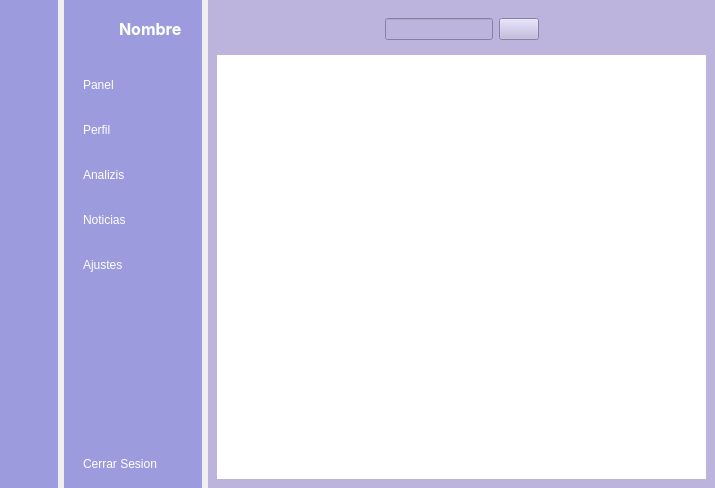
Old version of the form UI/principal.ui in the repository jondercarrero126-ve/programa-word.
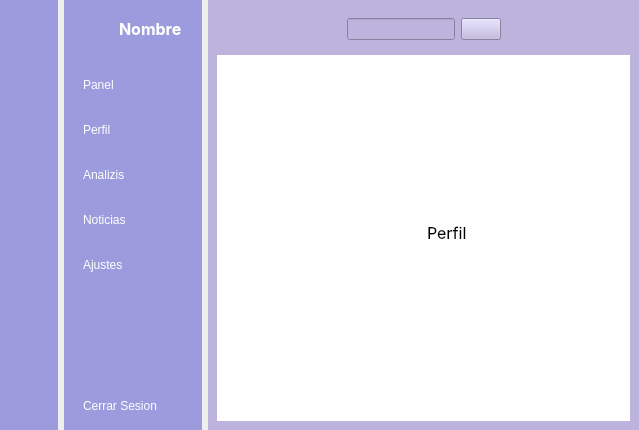
New version of the form. The open tabs and pages were chosen to show the change. Icons and pictures are not drawn.

```diff
--- a/UI/principal.ui
+++ b/UI/principal.ui
@@ -1,21 +1,19 @@
 <?xml version="1.0" encoding="UTF-8"?>
 <ui version="4.0">
- <class>Dialog</class>
- <widget class="QDialog" name="Dialog">
+ <class>MainWindow</class>
+ <widget class="QMainWindow" name="MainWindow">
   <property name="geometry">
    <rect>
     <x>0</x>
     <y>0</y>
-    <width>715</width>
-    <height>488</height>
+    <width>639</width>
+    <height>430</height>
    </rect>
   </property>
   <property name="windowTitle">
    <string>Dialog</string>
   </property>
-  <property name="styleSheet">
-   <string notr="true"/>
-  </property>
+  <widget class="QWidget" name="centralwidget">
   <layout class="QGridLayout" name="gridLayout">
    <property name="leftMargin">
     <number>0</number>
@@ -29,6 +27,9 @@
    <property name="bottomMargin">
     <number>0</number>
    </property>
+    <property name="horizontalSpacing">
+     <number>6</number>
+    </property>
    <item row="0" column="0">
     <widget class="QWidget" name="Icono_Widget" native="true">
      <property name="styleSheet">
@@ -215,136 +216,6 @@
      </layout>
     </widget>
    </item>
-   <item row="0" column="2">
-    <widget class="QWidget" name="Mainn_principal_Widget" native="true">
-     <property name="styleSheet">
-      <string notr="true">background-color: rgb(189, 180, 222);</string>
-     </property>
-     <layout class="QVBoxLayout" name="verticalLayout_6">
-      <item>
-       <widget class="QWidget" name="Encabezado" native="true">
-        <layout class="QVBoxLayout" name="verticalLayout_5">
-         <item>
-          <layout class="QHBoxLayout" name="horizontalLayout_2">
-           <item>
-            <widget class="QPushButton" name="Menu_icono">
-             <property name="styleSheet">
-              <string notr="true">border:none;</string>
-             </property>
-             <property name="text">
-              <string/>
-             </property>
-             <property name="icon">
-              <iconset resource="recursos.qrc">
-               <normaloff>:/Iconos/menu_24dp_000000_FILL0_wght400_GRAD0_opsz24.png</normaloff>:/Iconos/menu_24dp_000000_FILL0_wght400_GRAD0_opsz24.png</iconset>
-             </property>
-             <property name="iconSize">
-              <size>
-               <width>20</width>
-               <height>20</height>
-              </size>
-             </property>
-             <property name="checkable">
-              <bool>true</bool>
-             </property>
-             <property name="autoExclusive">
-              <bool>true</bool>
-             </property>
-            </widget>
-           </item>
-           <item>
-            <spacer name="horizontalSpacer">
-             <property name="orientation">
-              <enum>Qt::Orientation::Horizontal</enum>
-             </property>
-             <property name="sizeHint" stdset="0">
-              <size>
-               <width>18</width>
-               <height>20</height>
-              </size>
-             </property>
-            </spacer>
-           </item>
-           <item>
-            <layout class="QHBoxLayout" name="horizontalLayout">
-             <item>
-              <widget class="QLineEdit" name="Buscador_Qline"/>
-             </item>
-             <item>
-              <widget class="QPushButton" name="Buscador_icono">
-               <property name="text">
-                <string/>
-               </property>
-               <property name="icon">
-                <iconset resource="recursos.qrc">
-                 <normaloff>:/Iconos/search_24dp_000000_FILL0_wght400_GRAD0_opsz24.png</normaloff>:/Iconos/search_24dp_000000_FILL0_wght400_GRAD0_opsz24.png</iconset>
-               </property>
-               <property name="iconSize">
-                <size>
-                 <width>20</width>
-                 <height>20</height>
-                </size>
-               </property>
-              </widget>
-             </item>
-            </layout>
-           </item>
-           <item>
-            <spacer name="horizontalSpacer_2">
-             <property name="orientation">
-              <enum>Qt::Orientation::Horizontal</enum>
-             </property>
-             <property name="sizeHint" stdset="0">
-              <size>
-               <width>40</width>
-               <height>20</height>
-              </size>
-             </property>
-            </spacer>
-           </item>
-           <item>
-            <widget class="QPushButton" name="perfil_buscador_icono">
-             <property name="styleSheet">
-              <string notr="true">border:none;</string>
-             </property>
-             <property name="text">
-              <string/>
-             </property>
-             <property name="icon">
-              <iconset resource="recursos.qrc">
-               <normaloff>:/Iconos/account_circle_48dp_000000_FILL0_wght400_GRAD0_opsz48.png</normaloff>:/Iconos/account_circle_48dp_000000_FILL0_wght400_GRAD0_opsz48.png</iconset>
-             </property>
-             <property name="iconSize">
-              <size>
-               <width>24</width>
-               <height>24</height>
-              </size>
-             </property>
-            </widget>
-           </item>
-          </layout>
-         </item>
-        </layout>
-       </widget>
-      </item>
-      <item>
-       <widget class="QStackedWidget" name="MultiVentanas_Widget">
-        <property name="styleSheet">
-         <string notr="true">background-color: rgb(255, 255, 255);</string>
-        </property>
-        <property name="currentIndex">
-         <number>2</number>
-        </property>
-        <widget class="QWidget" name="Panel"/>
-        <widget class="QWidget" name="Noticias"/>
-        <widget class="QWidget" name="Ajustes"/>
-        <widget class="QWidget" name="Analizis"/>
-        <widget class="QWidget" name="Perfil"/>
-       </widget>
-      </item>
-     </layout>
-    </widget>
-   </item>
    <item row="0" column="1">
     <widget class="QWidget" name="Nombres_Widget" native="true">
      <property name="styleSheet">
@@ -561,7 +432,238 @@
      </layout>
     </widget>
    </item>
-  </layout>
+    <item row="0" column="2">
+     <widget class="QWidget" name="Main_principal_Widget" native="true">
+      <property name="styleSheet">
+       <string notr="true">background-color: rgb(189, 180, 222);</string>
+      </property>
+      <layout class="QVBoxLayout" name="verticalLayout_6">
+       <item>
+        <widget class="QWidget" name="Encabezado" native="true">
+         <layout class="QVBoxLayout" name="verticalLayout_5">
+          <item>
+           <layout class="QHBoxLayout" name="horizontalLayout_2">
+            <item>
+             <widget class="QPushButton" name="Menu_icono">
+              <property name="styleSheet">
+               <string notr="true">border:none;</string>
+              </property>
+              <property name="text">
+               <string/>
+              </property>
+              <property name="icon">
+               <iconset resource="recursos.qrc">
+                <normaloff>:/Iconos/menu_24dp_000000_FILL0_wght400_GRAD0_opsz24.png</normaloff>:/Iconos/menu_24dp_000000_FILL0_wght400_GRAD0_opsz24.png</iconset>
+              </property>
+              <property name="iconSize">
+               <size>
+                <width>20</width>
+                <height>20</height>
+               </size>
+              </property>
+              <property name="checkable">
+               <bool>true</bool>
+              </property>
+              <property name="autoExclusive">
+               <bool>true</bool>
+              </property>
+             </widget>
+            </item>
+            <item>
+             <spacer name="horizontalSpacer">
+              <property name="orientation">
+               <enum>Qt::Orientation::Horizontal</enum>
+              </property>
+              <property name="sizeHint" stdset="0">
+               <size>
+                <width>18</width>
+                <height>20</height>
+               </size>
+              </property>
+             </spacer>
+            </item>
+            <item>
+             <layout class="QHBoxLayout" name="horizontalLayout">
+              <item>
+               <widget class="QLineEdit" name="Buscador_Qline"/>
+              </item>
+              <item>
+               <widget class="QPushButton" name="Buscador_icono">
+                <property name="text">
+                 <string/>
+                </property>
+                <property name="icon">
+                 <iconset resource="recursos.qrc">
+                  <normaloff>:/Iconos/search_24dp_000000_FILL0_wght400_GRAD0_opsz24.png</normaloff>:/Iconos/search_24dp_000000_FILL0_wght400_GRAD0_opsz24.png</iconset>
+                </property>
+                <property name="iconSize">
+                 <size>
+                  <width>20</width>
+                  <height>20</height>
+                 </size>
+                </property>
+               </widget>
+              </item>
+             </layout>
+            </item>
+            <item>
+             <spacer name="horizontalSpacer_2">
+              <property name="orientation">
+               <enum>Qt::Orientation::Horizontal</enum>
+              </property>
+              <property name="sizeHint" stdset="0">
+               <size>
+                <width>40</width>
+                <height>20</height>
+               </size>
+              </property>
+             </spacer>
+            </item>
+            <item>
+             <widget class="QPushButton" name="perfil_buscador_icono">
+              <property name="styleSheet">
+               <string notr="true">border:none;</string>
+              </property>
+              <property name="text">
+               <string/>
+              </property>
+              <property name="icon">
+               <iconset resource="recursos.qrc">
+                <normaloff>:/Iconos/account_circle_48dp_000000_FILL0_wght400_GRAD0_opsz48.png</normaloff>:/Iconos/account_circle_48dp_000000_FILL0_wght400_GRAD0_opsz48.png</iconset>
+              </property>
+              <property name="iconSize">
+               <size>
+                <width>24</width>
+                <height>24</height>
+               </size>
+              </property>
+             </widget>
+            </item>
+           </layout>
+          </item>
+         </layout>
+        </widget>
+       </item>
+       <item>
+        <widget class="QStackedWidget" name="MultiVentanas_Widget">
+         <property name="styleSheet">
+          <string notr="true">background-color: rgb(255, 255, 255);</string>
+         </property>
+         <property name="currentIndex">
+          <number>4</number>
+         </property>
+         <widget class="QWidget" name="Panel">
+          <widget class="QLabel" name="label_4">
+           <property name="geometry">
+            <rect>
+             <x>260</x>
+             <y>140</y>
+             <width>49</width>
+             <height>16</height>
+            </rect>
+           </property>
+           <property name="font">
+            <font>
+             <family>Inter</family>
+             <pointsize>12</pointsize>
+            </font>
+           </property>
+           <property name="text">
+            <string>Panel</string>
+           </property>
+          </widget>
+         </widget>
+         <widget class="QWidget" name="Noticias">
+          <widget class="QLabel" name="label_3">
+           <property name="geometry">
+            <rect>
+             <x>280</x>
+             <y>130</y>
+             <width>49</width>
+             <height>16</height>
+            </rect>
+           </property>
+           <property name="font">
+            <font>
+             <family>Inter</family>
+             <pointsize>12</pointsize>
+            </font>
+           </property>
+           <property name="text">
+            <string>Noticias</string>
+           </property>
+          </widget>
+         </widget>
+         <widget class="QWidget" name="Ajustes">
+          <widget class="QLabel" name="label">
+           <property name="geometry">
+            <rect>
+             <x>150</x>
+             <y>130</y>
+             <width>49</width>
+             <height>16</height>
+            </rect>
+           </property>
+           <property name="font">
+            <font>
+             <family>Inter</family>
+             <pointsize>12</pointsize>
+            </font>
+           </property>
+           <property name="text">
+            <string>Ajustes</string>
+           </property>
+          </widget>
+         </widget>
+         <widget class="QWidget" name="Analizis">
+          <widget class="QLabel" name="label_2">
+           <property name="geometry">
+            <rect>
+             <x>320</x>
+             <y>160</y>
+             <width>49</width>
+             <height>16</height>
+            </rect>
+           </property>
+           <property name="font">
+            <font>
+             <family>Inter</family>
+             <pointsize>12</pointsize>
+            </font>
+           </property>
+           <property name="text">
+            <string>Analizis</string>
+           </property>
+          </widget>
+         </widget>
+         <widget class="QWidget" name="Perfil">
+          <widget class="QLabel" name="label_5">
+           <property name="geometry">
+            <rect>
+             <x>210</x>
+             <y>170</y>
+             <width>49</width>
+             <height>16</height>
+            </rect>
+           </property>
+           <property name="font">
+            <font>
+             <family>Inter</family>
+             <pointsize>12</pointsize>
+            </font>
+           </property>
+           <property name="text">
+            <string>Perfil</string>
+           </property>
+          </widget>
+         </widget>
+        </widget>
+       </item>
+      </layout>
+     </widget>
+    </item>
+   </layout>
+  </widget>
  </widget>
  <resources>
   <include location="recursos.qrc"/>
```
Left out of the diff: 274 changed lines with no effect on the pictures. Lines whose indentation alone changed are shown as unchanged.
